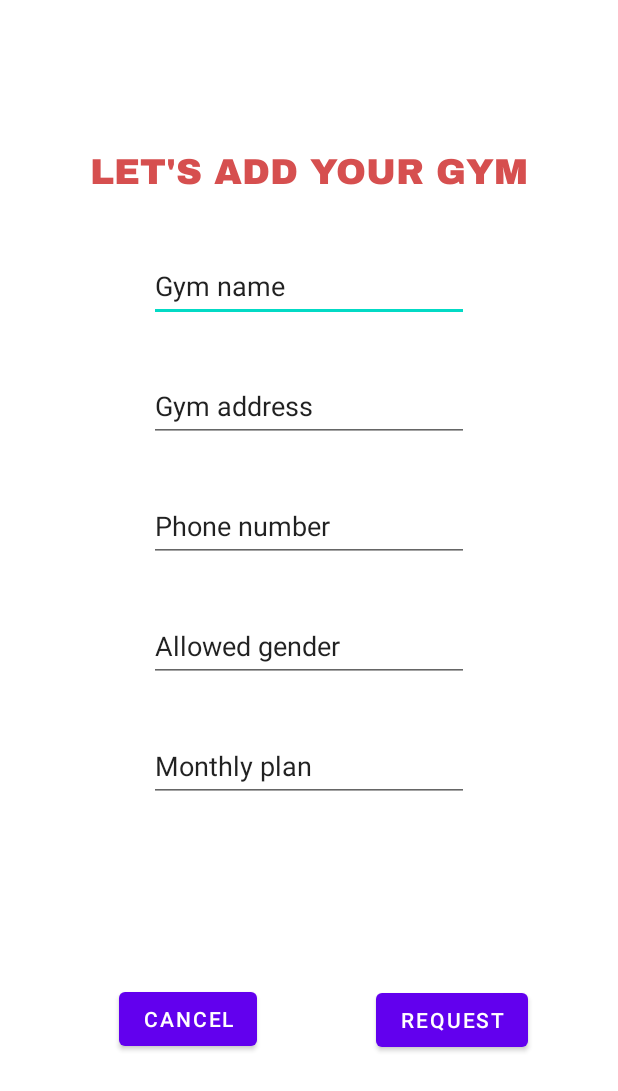
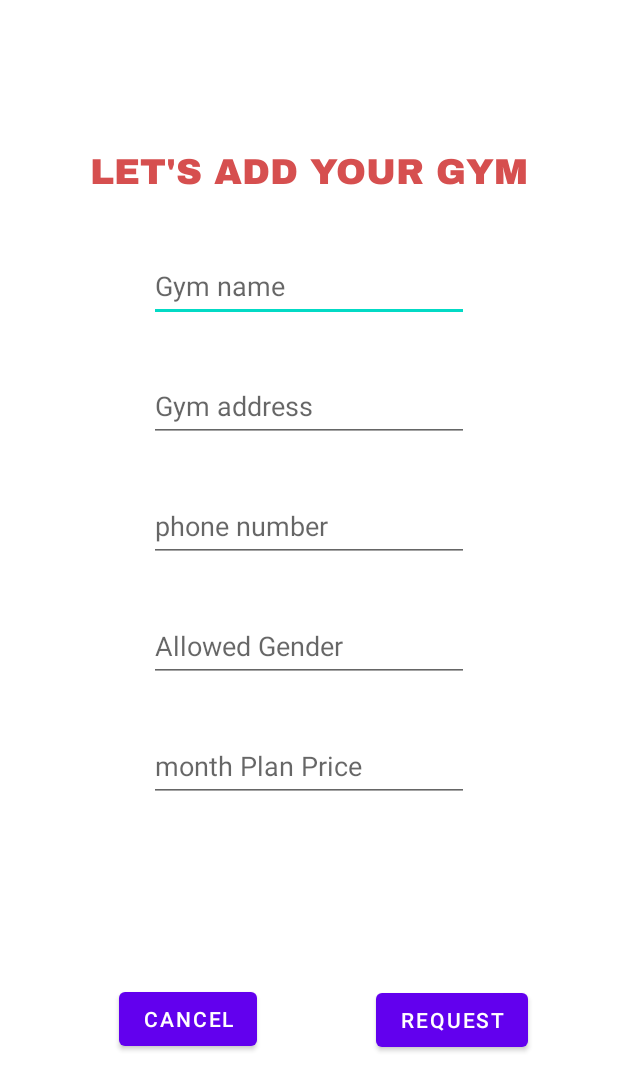
Before and after one commit to Mohammad-AlBaker-Zaytoun/VIVAPAINNoPainNoGain, an Android app: the AddGym screen opened directly, with no data from a screen before it, on a phone screen of 412 x 824 dp. Shown: the top 1091 px of the screen. Run offline under Robolectric (Android 15) with nearby library versions, the phone set to English and light mode, and no system bars; Roboto replaces fonts that are not available here.

Commit message:
Final update
No need, I graduated with an A ;)

```diff
--- a/app/src/main/res/layout/activity_add_gym.xml
+++ b/app/src/main/res/layout/activity_add_gym.xml
@@ -28,7 +28,7 @@
         android:ems="10"
         android:inputType="textPersonName"
         android:minHeight="48dp"
-        android:text="@string/gym_name"
+        android:hint="@string/gym_name"
         app:layout_constraintEnd_toEndOf="@+id/textView33"
         app:layout_constraintStart_toStartOf="@+id/textView33"
         app:layout_constraintTop_toBottomOf="@+id/textView33" />
@@ -41,7 +41,7 @@
         android:ems="10"
         android:inputType="textPersonName"
         android:minHeight="48dp"
-        android:text="Gym address"
+        android:hint="@string/gym_address"
         app:layout_constraintEnd_toEndOf="@+id/editTextTextPersonName"
         app:layout_constraintHorizontal_bias="0.0"
         app:layout_constraintStart_toStartOf="@+id/editTextTextPersonName"
@@ -55,7 +55,7 @@
         android:ems="10"
         android:inputType="textPersonName"
         android:minHeight="48dp"
-        android:text="Phone number"
+        android:hint="@string/phone_number"
         app:layout_constraintEnd_toEndOf="@+id/editTextTextPersonName2"
         app:layout_constraintHorizontal_bias="0.0"
         app:layout_constraintStart_toStartOf="@+id/editTextTextPersonName2"
@@ -69,7 +69,7 @@
         android:ems="10"
         android:inputType="textPersonName"
         android:minHeight="48dp"
-        android:text="Allowed gender"
+        android:hint="@string/allowed_gender"
         app:layout_constraintEnd_toEndOf="@+id/editTextTextPersonName3"
         app:layout_constraintHorizontal_bias="0.0"
         app:layout_constraintStart_toStartOf="@+id/editTextTextPersonName3"
@@ -83,7 +83,7 @@
         android:ems="10"
         android:inputType="textPersonName"
         android:minHeight="48dp"
-        android:text="Monthly plan"
+        android:hint="@string/month_plan_price"
         app:layout_constraintEnd_toEndOf="@+id/editTextTextPersonName4"
         app:layout_constraintStart_toStartOf="@+id/editTextTextPersonName4"
         app:layout_constraintTop_toBottomOf="@+id/editTextTextPersonName4" />
@@ -93,7 +93,7 @@
         android:layout_width="wrap_content"
         android:layout_height="wrap_content"
         android:layout_marginEnd="60dp"
-        android:text="request"
+        android:text="@string/request"
         app:layout_constraintBottom_toBottomOf="parent"
         app:layout_constraintEnd_toEndOf="parent"
         app:layout_constraintTop_toBottomOf="@+id/editTextTextPersonName5"
@@ -103,7 +103,7 @@
         android:id="@+id/cancelBtn"
         android:layout_width="wrap_content"
         android:layout_height="wrap_content"
-        android:text="cancel"
+        android:text="@string/cancel"
         app:layout_constraintBottom_toBottomOf="parent"
         app:layout_constraintEnd_toStartOf="@+id/requestBtn"
         app:layout_constraintStart_toStartOf="parent"
--- a/app/src/main/res/values/strings.xml
+++ b/app/src/main/res/values/strings.xml
@@ -101,4 +101,8 @@
     <string name="macronutrients_approximately_555_calories_with_27_grams_protein_63_grams_carbohydrates_and_23_grams_fat">(Macronutrients: Approximately 555 calories with 27 grams protein, 63 grams carbohydrates, and 23 grams fat)</string>
     <string name="exit">Exit</string>
     <string name="dinnerpic">DinnerPic</string>
+    <string name="gym_address">Gym address</string>
+    <string name="monthly_plan">Monthly plan</string>
+    <string name="request">request</string>
+    <string name="cancel">cancel</string>
 </resources>
```
Also changed, not shown: app/src/main/java/com/example/vivapain_nopainnogain/MainActivity.java (+15 -3 lines).
